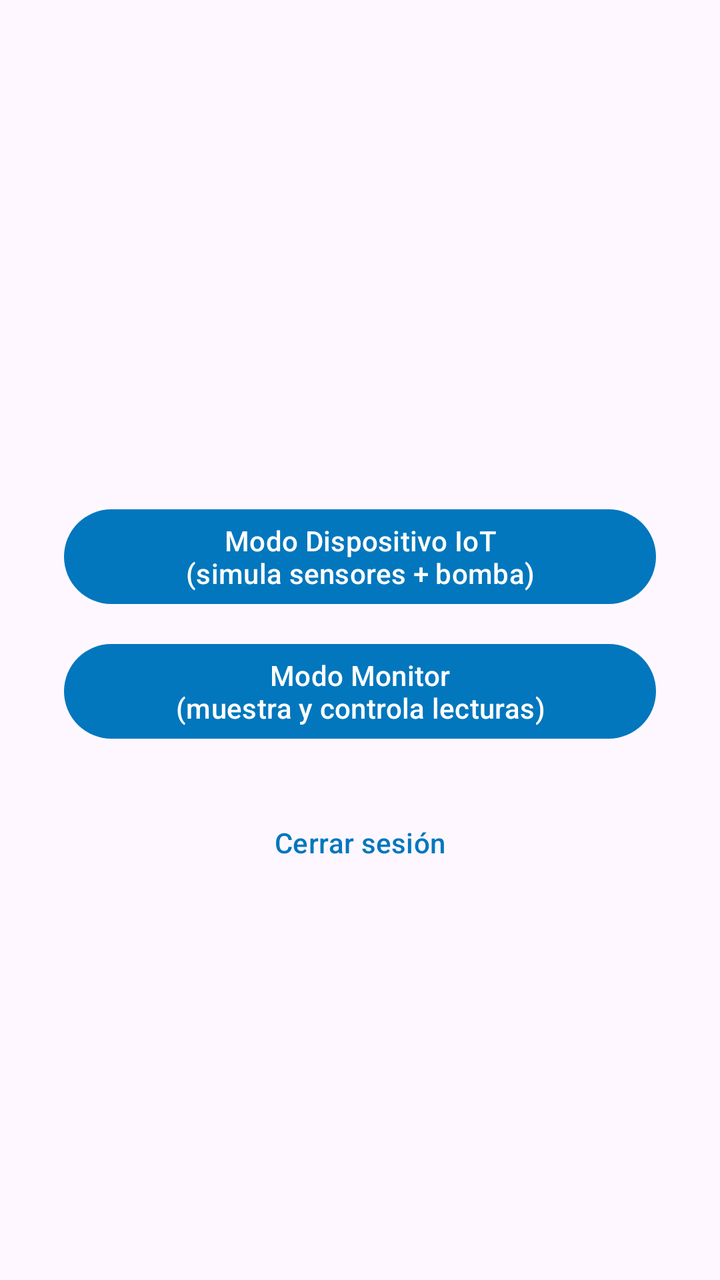
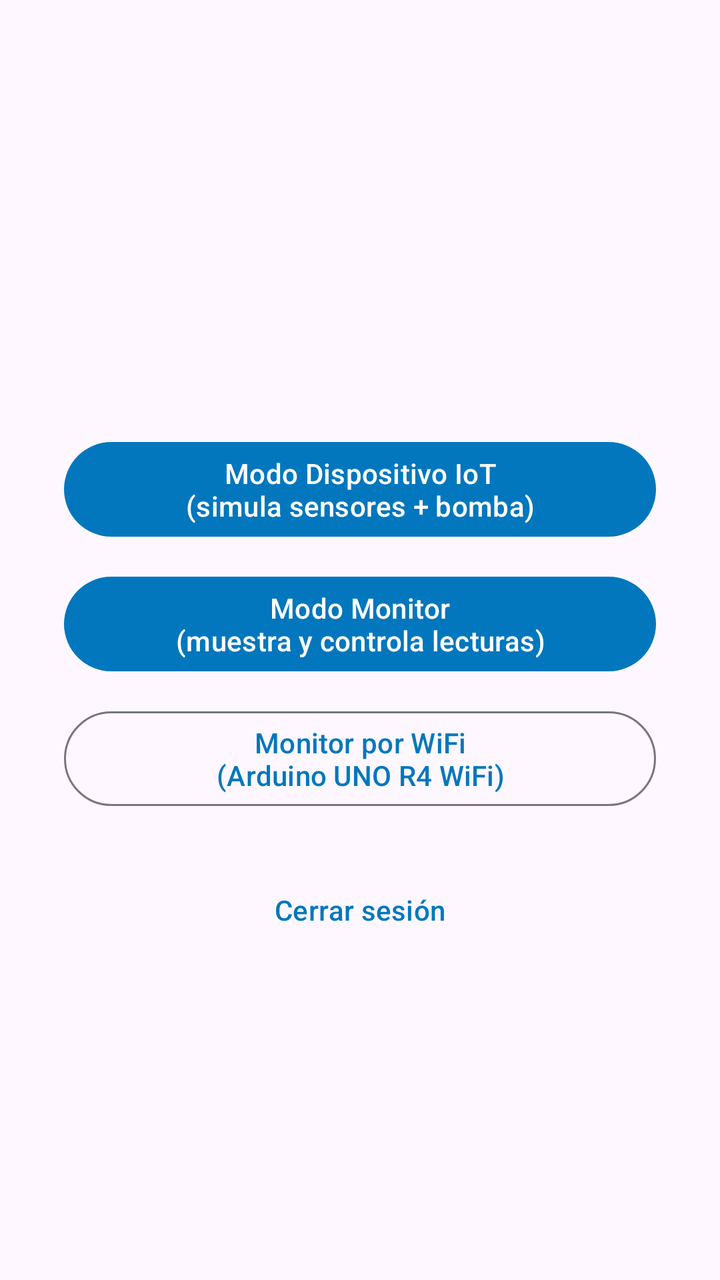

An Android layout rendered at two revisions. The XML below is the earlier revision; the diff shows what the commit changed to produce the second picture.
<!-- AndroidManifest.xml: application theme Theme.AquaSmart -->
<!-- res/layout/activity_menu.xml -->
<?xml version="1.0" encoding="utf-8"?>
<LinearLayout xmlns:android="http://schemas.android.com/apk/res/android"
    android:layout_width="match_parent"
    android:layout_height="match_parent"
    android:orientation="vertical"
    android:gravity="center"
    android:padding="32dp">

    <TextView
        android:id="@+id/tvWelcome"
        android:layout_width="wrap_content"
        android:layout_height="wrap_content"
        android:textColor="@color/aquaDark"
        android:textSize="18sp"
        android:textStyle="bold"
        android:layout_marginBottom="32dp" />

    <com.google.android.material.button.MaterialButton
        android:id="@+id/btnDevice"
        android:layout_width="match_parent"
        android:layout_height="wrap_content"
        android:text="@string/menu_device" />

    <com.google.android.material.button.MaterialButton
        android:id="@+id/btnMonitor"
        android:layout_width="match_parent"
        android:layout_height="wrap_content"
        android:layout_marginTop="12dp"
        android:text="@string/menu_monitor" />

    <com.google.android.material.button.MaterialButton
        android:id="@+id/btnLogout"
        style="@style/Widget.Material3.Button.TextButton"
        android:layout_width="match_parent"
        android:layout_height="wrap_content"
        android:layout_marginTop="24dp"
        android:text="@string/menu_logout" />

</LinearLayout>
<!-- resources referenced by this layout -->
<resources>
  <color name="aquaDark">#004C8C</color>
  <string name="menu_device">Modo Dispositivo IoT\n(simula sensores + bomba)</string>
  <string name="menu_logout">Cerrar sesión</string>
  <string name="menu_monitor">Modo Monitor\n(muestra y controla lecturas)</string>
  <style name="Theme.AquaSmart" parent="Theme.Material3.DayNight.NoActionBar">
          <item name="colorPrimary">@color/aquaPrimary</item>
          <item name="colorOnPrimary">@color/white</item>
          <item name="colorSecondary">@color/aquaAccent</item>
          <item name="android:statusBarColor">@color/aquaDark</item>
      </style>
  <color name="aquaPrimary">#0277BD</color>
  <color name="white">#FFFFFF</color>
  <color name="aquaAccent">#4FC3F7</color>
</resources>

<!-- the commit's change to res/layout/activity_menu.xml (unified diff, before → after) -->
@@ -29,6 +29,14 @@
         android:text="@string/menu_monitor" />
 
     <com.google.android.material.button.MaterialButton
+        android:id="@+id/btnWifiArduino"
+        style="@style/Widget.Material3.Button.OutlinedButton"
+        android:layout_width="match_parent"
+        android:layout_height="wrap_content"
+        android:layout_marginTop="12dp"
+        android:text="@string/menu_wifi_arduino" />
+
+    <com.google.android.material.button.MaterialButton
         android:id="@+id/btnLogout"
         style="@style/Widget.Material3.Button.TextButton"
         android:layout_width="match_parent"
<!-- resource entries referenced after the edit -->
@@ -4,6 +4,7 @@
   <string name="menu_device">Modo Dispositivo IoT\n(simula sensores + bomba)</string>
   <string name="menu_logout">Cerrar sesión</string>
   <string name="menu_monitor">Modo Monitor\n(muestra y controla lecturas)</string>
+  <string name="menu_wifi_arduino">Monitor por WiFi\n(Arduino UNO R4 WiFi)</string>
   <style name="Theme.AquaSmart" parent="Theme.Material3.DayNight.NoActionBar">
           <item name="colorPrimary">@color/aquaPrimary</item>
           <item name="colorOnPrimary">@color/white</item>
